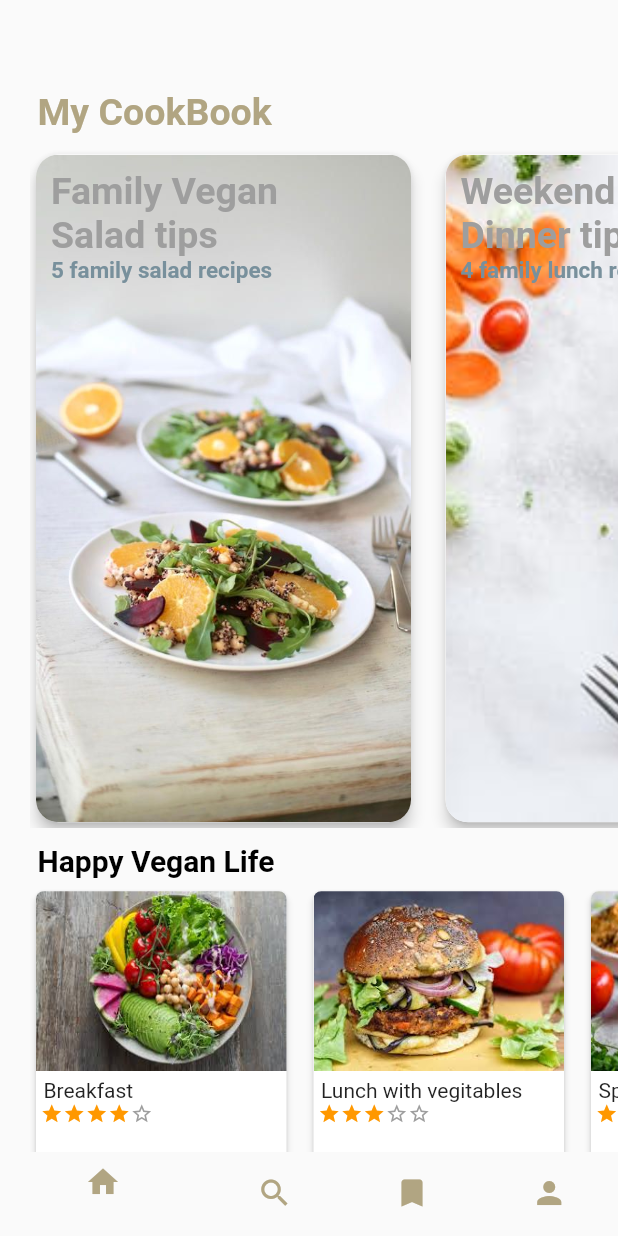
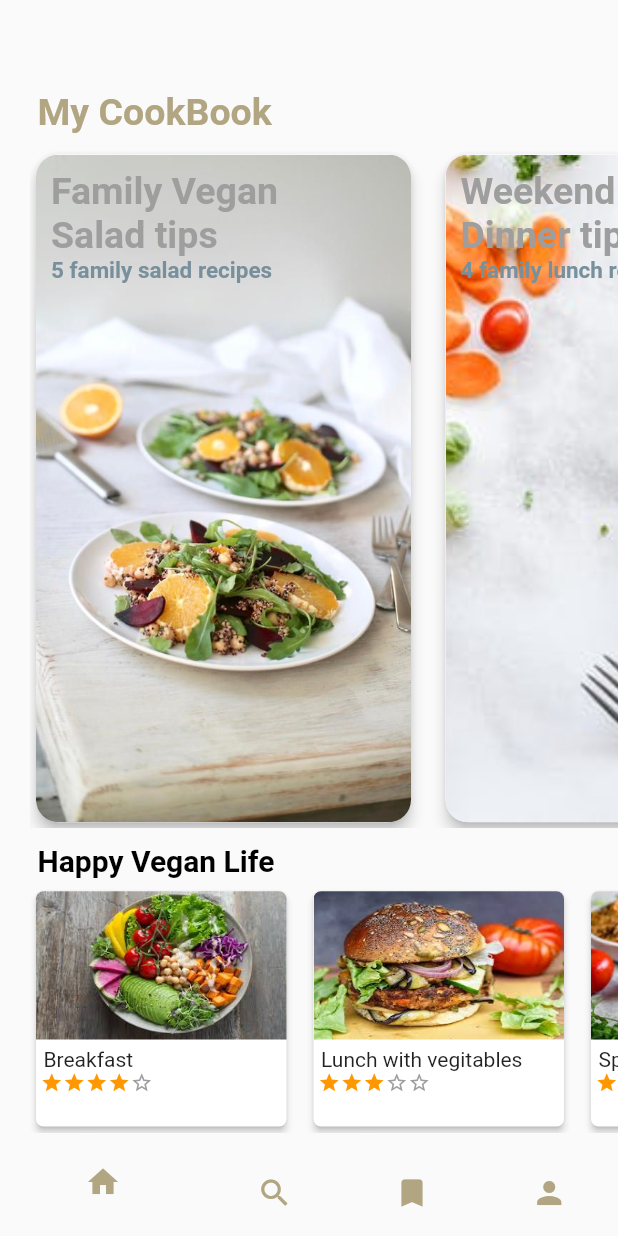
Before and after one commit to shainsingh89/hello_food_new, a Flutter app: the HomeScreen screen opened directly, on a phone screen of 412 x 824 dp. Run offline on Flutter 3.47's test engine with Material 2 defaults, Android fonts, the phone set to English and light mode, and no system bars; drawn by our look-alikes of flutter_rating; Roboto replaces fonts that are missing (Timesroman).

Commit message:
Adjust the screen layout based on device height

```diff
--- a/lib/home.dart
+++ b/lib/home.dart
@@ -61,6 +61,7 @@ class _MyHomePageState extends State<HomeScreen> {
     queryData = MediaQuery.of(context);
 
     double deviceHeight = queryData.size.height;
+    double viganFoodCardImageSize =(deviceHeight * (24 / 100.0));
 
     return new Scaffold(
         bottomNavigationBar: _bottomNavigationBar(),
@@ -118,16 +119,16 @@ class _MyHomePageState extends State<HomeScreen> {
                   top: 0.0,
                   left: 20.0,
                 ),
-                height: (deviceHeight * (24 / 100.0)),
+                height: (deviceHeight * (20 / 100.0)),
                 child: ListView(
                   shrinkWrap: true,
                   scrollDirection: Axis.horizontal,
                   children: <Widget>[
-                    _happyVeganCard("vegan3.jpeg", "Breakfast", 4),
+                    _happyVeganCard("vegan3.jpeg", "Breakfast", 4, viganFoodCardImageSize),
                     SizedBox(width: 10.0),
-                    _happyVeganCard("vegan5.jpeg", "Lunch with vegitables", 3),
+                    _happyVeganCard("vegan5.jpeg", "Lunch with vegitables", 3, viganFoodCardImageSize),
                     SizedBox(width: 10.0),
-                    _happyVeganCard("vegan4.jpeg", "Spanish Rice and Beans", 2),
+                    _happyVeganCard("vegan4.jpeg", "Spanish Rice and Beans", 2, viganFoodCardImageSize),
                     SizedBox(width: 10.0),
                   ],
                 ),
@@ -207,7 +208,7 @@ class _MyHomePageState extends State<HomeScreen> {
         ));
   }
 
-  Widget _happyVeganCard(String imageName, String title, double rating) {
+  Widget _happyVeganCard(String imageName, String title, double rating, double veganFoodCardImageSize) {
     void moveToFoodDetailsScreen() {
       Navigator.push(
         context,
@@ -231,7 +232,7 @@ class _MyHomePageState extends State<HomeScreen> {
                     Padding(
                       padding: EdgeInsets.only(top: 0.0),
                       child: Container(
-                          height: 120.0,
+                          height: (veganFoodCardImageSize * (50 / 100.0)),
                           decoration: BoxDecoration(
                               borderRadius: BorderRadius.only(
                                   topRight: Radius.circular(5.0),
```
